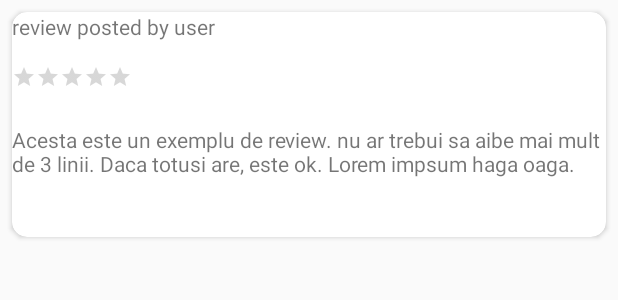
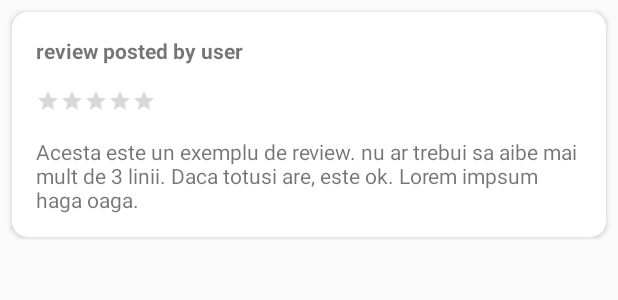
Before and after one commit to tiptileanu/LondonGuide, an Android app: the layout review_item.xml on its own in the app's theme, with its tools: preview values and no code run, on a phone screen of 412 x 824 dp. Shown: the top 300 px of the screen. Run offline under Robolectric (Android 15) with nearby library versions, the phone set to English and light mode, and no system bars.

Commit message:
working reviews list

```diff
--- a/app/src/main/java/mic/alliwanna/be/londonguide/InfoPoiActivity.java
+++ b/app/src/main/java/mic/alliwanna/be/londonguide/InfoPoiActivity.java
@@ -75,6 +75,7 @@ public class InfoPoiActivity extends AppCompatActivity {
             @Override
             public void onClick(View v) {
                 Intent intent = new Intent(InfoPoiActivity.this, ReviewsList.class);
+                intent.putExtra("poiName", singlePoi.getPoiName());
                 startActivity(intent);
             }
         });
--- a/app/src/main/java/mic/alliwanna/be/londonguide/Reviews.java
+++ b/app/src/main/java/mic/alliwanna/be/londonguide/Reviews.java
@@ -10,6 +10,9 @@ public class Reviews {
         this.reviewOfPoi = reviewOfPoi;
         this.userId = userId;
         this.ratingOfPoi = ratingOfPoi;
+    }
+
+    public Reviews() {
     }
 
     public String getNameOfPoi() {
--- a/app/src/main/java/mic/alliwanna/be/londonguide/SubmitReview.java
+++ b/app/src/main/java/mic/alliwanna/be/londonguide/SubmitReview.java
@@ -30,7 +30,7 @@ public class SubmitReview extends AppCompatActivity {
 
         //        //method to extract logged in user's info
         FirebaseUser user = FirebaseAuth.getInstance().getCurrentUser();
-        final String userId = user.getEmail();
+        final String userId = user.getUid();
 
         tvName = findViewById(R.id.tv_pname);
         etDecription = findViewById(R.id.et_pdescription);
--- a/app/src/main/res/layout/review_item.xml
+++ b/app/src/main/res/layout/review_item.xml
@@ -14,6 +14,8 @@
 
         <TextView
             android:id="@+id/tv_user_id"
+            android:textStyle="bold"
+            android:layout_margin="16dp"
             android:layout_width="wrap_content"
             android:layout_height="wrap_content"
             android:text="review posted by user"/>
@@ -23,7 +25,7 @@
             style="?android:attr/ratingBarStyleSmall"
             android:layout_width="wrap_content"
             android:layout_height="wrap_content"
-            android:layout_marginTop="16dp"
+            android:layout_marginLeft="16dp"
             android:numStars="5"
             android:stepSize="0.5" />
 
@@ -31,7 +33,7 @@
             android:id="@+id/tv_user_review"
             android:layout_width="wrap_content"
             android:layout_height="wrap_content"
-            android:layout_marginTop="24dp"
+            android:layout_margin="16dp"
             android:text="Acesta este un exemplu de review. nu ar trebui sa aibe mai mult de 3 linii. Daca totusi are, este ok. Lorem impsum haga oaga." />
 
     </LinearLayout>
--- a/app/src/main/res/menu/main_menu.xml
+++ b/app/src/main/res/menu/main_menu.xml
@@ -4,7 +4,7 @@
     <item
         android:id="@+id/sign_out_menu"
         android:title="@string/sign_out"
-        app:showAsAction="never" />
+        app:showAsAction="never"/>
 
     <item
         android:id="@+id/add_poi_menu"
```
Also changed, not shown: app/src/main/java/mic/alliwanna/be/londonguide/MainActivity.java (+16 -15 lines), app/src/main/java/mic/alliwanna/be/londonguide/ReviewsList.java (+6 -4 lines).
